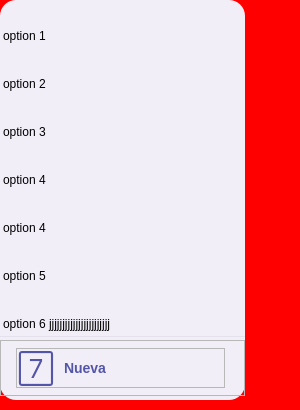
The window that ConsulManager/UI/listConsultas.ui (OpenAnalyticsQro/consulManager) describes before a commit, drawn with Qt 5.
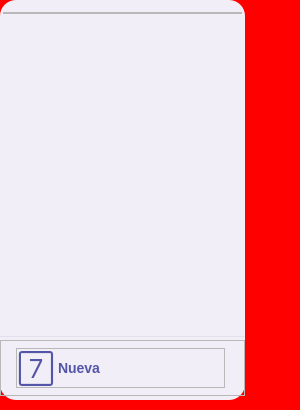
The same window after the commit.

Commit message: list option version 1.0

What changed in the file:
```diff
--- a/ConsulManager/UI/listConsultas.ui
+++ b/ConsulManager/UI/listConsultas.ui
@@ -46,6 +46,7 @@
 QFrame#mainFrame
 {
 background:rgba(83, 85, 168, 20);
+
 border-radius: 16px;
 
 }
@@ -78,10 +79,11 @@
 font-size: 26px;
 }
 
-QLabel#labelButton {
+QLineEdit#searchEdit {
 color:#5355A8;
 font-family: 'Roboto';
-background: none;
+background: transparent;
+border:none;
 font-weight: 500;
 font-size: 14px;
 line-height: 20px;
@@ -108,7 +110,7 @@
 
 QFrame#itemFrame
 {
-background:green;
+background:none;
 }
 
 QLabel
@@ -223,7 +225,7 @@
              <x>0</x>
              <y>0</y>
              <width>239</width>
-             <height>386</height>
+             <height>331</height>
             </rect>
            </property>
            <property name="maximumSize">
@@ -248,116 +250,6 @@
             <property name="bottomMargin">
              <number>0</number>
             </property>
-            <item>
-             <widget class="QLabel" name="label">
-              <property name="minimumSize">
-               <size>
-                <width>0</width>
-                <height>48</height>
-               </size>
-              </property>
-              <property name="text">
-               <string>option 1</string>
-              </property>
-             </widget>
-            </item>
-            <item>
-             <widget class="QLabel" name="label_4">
-              <property name="minimumSize">
-               <size>
-                <width>0</width>
-                <height>48</height>
-               </size>
-              </property>
-              <property name="text">
-               <string>option 2</string>
-              </property>
-             </widget>
-            </item>
-            <item>
-             <widget class="QLabel" name="label_5">
-              <property name="minimumSize">
-               <size>
-                <width>0</width>
-                <height>48</height>
-               </size>
-              </property>
-              <property name="text">
-               <string>option 3</string>
-              </property>
-             </widget>
-            </item>
-            <item>
-             <widget class="QLabel" name="label_3">
-              <property name="minimumSize">
-               <size>
-                <width>0</width>
-                <height>48</height>
-               </size>
-              </property>
-              <property name="text">
-               <string>option 4</string>
-              </property>
-             </widget>
-            </item>
-            <item>
-             <widget class="QLabel" name="label_8">
-              <property name="minimumSize">
-               <size>
-                <width>0</width>
-                <height>48</height>
-               </size>
-              </property>
-              <property name="text">
-               <string>option 4</string>
-              </property>
-             </widget>
-            </item>
-            <item>
-             <widget class="QLabel" name="label_6">
-              <property name="minimumSize">
-               <size>
-                <width>0</width>
-                <height>48</height>
-               </size>
-              </property>
-              <property name="text">
-               <string>option 5</string>
-              </property>
-             </widget>
-            </item>
-            <item>
-             <widget class="QLabel" name="label_7">
-              <property name="minimumSize">
-               <size>
-                <width>0</width>
-                <height>48</height>
-               </size>
-              </property>
-              <property name="text">
-               <string>option 6 jjjjjjjjjjjjjjjjjjjjjjj</string>
-              </property>
-              <property name="textFormat">
-               <enum>Qt::PlainText</enum>
-              </property>
-              <property name="scaledContents">
-               <bool>false</bool>
-              </property>
-             </widget>
-            </item>
-            <item>
-             <widget class="QLabel" name="label_2">
-              <property name="minimumSize">
-               <size>
-                <width>0</width>
-                <height>48</height>
-               </size>
-              </property>
-              <property name="text">
-               <string>option 7</string>
-              </property>
-             </widget>
-            </item>
             <item>
              <widget class="QFrame" name="itemFrame">
               <property name="enabled">
@@ -490,10 +382,10 @@
             <set>Qt::AlignCenter</set>
            </property>
           </widget>
-          <widget class="QLabel" name="labelButton">
+          <widget class="QLineEdit" name="searchEdit">
            <property name="geometry">
             <rect>
-             <x>48</x>
+             <x>40</x>
              <y>10</y>
              <width>160</width>
              <height>20</height>
@@ -514,11 +406,11 @@
            <property name="text">
             <string>Nueva</string>
            </property>
-           <property name="indent">
+           <property name="cursorPosition">
             <number>0</number>
            </property>
-           <property name="textInteractionFlags">
-            <set>Qt::NoTextInteraction</set>
+           <property name="readOnly">
+            <bool>true</bool>
            </property>
           </widget>
          </widget>
```
Left out of the diff: 2 changed lines with no effect on the pictures. The commit also changes 4 other files.
